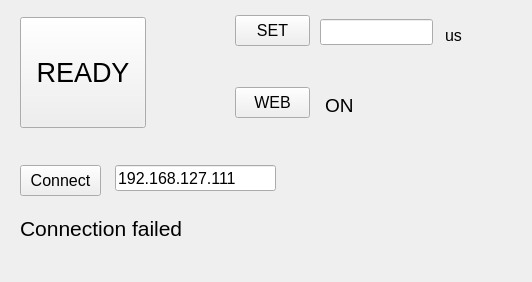
Qt form window.ui (mineevkv/Pulse_Generator) before a commit.
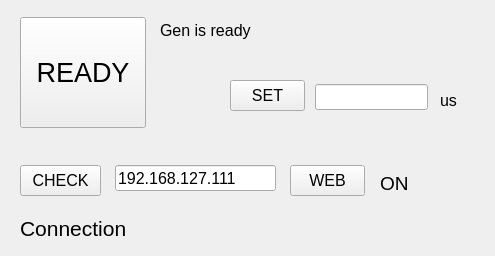
The same form after that commit.

Commit message: rewrite SET time

The edit to the form file:
```diff
--- a/window.ui
+++ b/window.ui
@@ -6,8 +6,8 @@
    <rect>
     <x>0</x>
     <y>0</y>
-    <width>532</width>
-    <height>282</height>
+    <width>495</width>
+    <height>256</height>
    </rect>
   </property>
   <property name="windowTitle">
@@ -35,8 +35,8 @@
    <widget class="QPushButton" name="btn_set">
     <property name="geometry">
      <rect>
-      <x>235</x>
-      <y>15</y>
+      <x>230</x>
+      <y>80</y>
       <width>75</width>
       <height>31</height>
      </rect>
@@ -53,8 +53,8 @@
    <widget class="QPushButton" name="btn_web">
     <property name="geometry">
      <rect>
-      <x>235</x>
-      <y>87</y>
+      <x>290</x>
+      <y>165</y>
       <width>75</width>
       <height>31</height>
      </rect>
@@ -71,8 +71,8 @@
    <widget class="QLineEdit" name="edit_pulse_width">
     <property name="geometry">
      <rect>
-      <x>320</x>
-      <y>19</y>
+      <x>315</x>
+      <y>84</y>
       <width>113</width>
       <height>26</height>
      </rect>
@@ -98,7 +98,7 @@
      </font>
     </property>
     <property name="text">
-     <string>Connect</string>
+     <string>CHECK</string>
     </property>
    </widget>
    <widget class="QLineEdit" name="edit_ip">
@@ -122,8 +122,8 @@
    <widget class="QLabel" name="label_web_status">
     <property name="geometry">
      <rect>
-      <x>325</x>
-      <y>95</y>
+      <x>380</x>
+      <y>173</y>
       <width>61</width>
       <height>21</height>
      </rect>
@@ -140,8 +140,8 @@
    <widget class="QLabel" name="label_set_us">
     <property name="geometry">
      <rect>
-      <x>445</x>
-      <y>25</y>
+      <x>440</x>
+      <y>90</y>
       <width>47</width>
       <height>21</height>
      </rect>
@@ -156,11 +156,14 @@
     </property>
    </widget>
    <widget class="QLabel" name="label_connection">
+    <property name="enabled">
+     <bool>true</bool>
+    </property>
     <property name="geometry">
      <rect>
       <x>20</x>
       <y>210</y>
-      <width>291</width>
+      <width>336</width>
       <height>36</height>
      </rect>
     </property>
@@ -172,7 +175,25 @@
      </font>
     </property>
     <property name="text">
-     <string>Connection failed</string>
+     <string>Connection</string>
+    </property>
+   </widget>
+   <widget class="QLabel" name="label_ready_info">
+    <property name="geometry">
+     <rect>
+      <x>160</x>
+      <y>15</y>
+      <width>101</width>
+      <height>31</height>
+     </rect>
+    </property>
+    <property name="font">
+     <font>
+      <pointsize>12</pointsize>
+     </font>
+    </property>
+    <property name="text">
+     <string>Gen is ready</string>
     </property>
    </widget>
   </widget>
```
Left out of the diff: 2 changed lines with no effect on the pictures. The commit also changes 1 other file.
